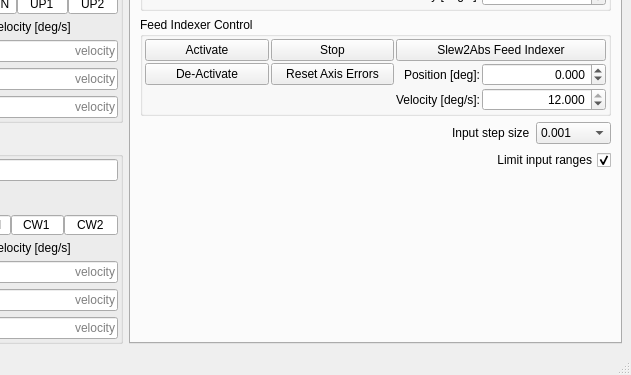
The window that src/ska_mid_disq/ui/dishstructure_mvc.ui (ska-telescope/ska-mid-dish-qualification) describes before a commit, drawn with Qt 5; both pictures show x 569 to 1200 and y 375 to 750 of the 1200 by 750 pixel window.
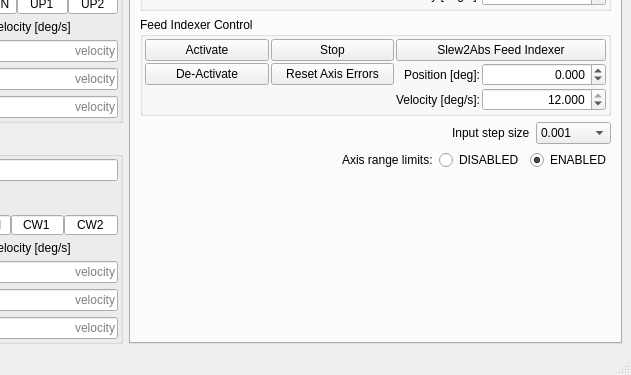
The same window after the commit. The open tabs and pages were chosen to show the change. Custom widgets are drawn as their Qt base class.

Commit message:
WOM-401: Do not trigger slew on axes input spinboxes' up/down clicks
Also changed axis range limit checkbox to radio button to make it
clearer when it's enabled vs disabled, as per dish engineers feedback.

Diff of the .ui file:
```diff
--- a/src/ska_mid_disq/ui/dishstructure_mvc.ui
+++ b/src/ska_mid_disq/ui/dishstructure_mvc.ui
@@ -3461,7 +3461,7 @@
             </widget>
            </item>
            <item row="2" column="3">
-            <widget class="AxisPosSpinBox" name="spinbox_slew_only_azimuth_position">
+            <widget class="QDoubleSpinBox" name="spinbox_slew_only_azimuth_position">
              <property name="sizePolicy">
               <sizepolicy hsizetype="Expanding" vsizetype="Fixed">
                <horstretch>0</horstretch>
@@ -3647,7 +3647,7 @@
             </widget>
            </item>
            <item row="1" column="3">
-            <widget class="AxisPosSpinBox" name="spinbox_slew_only_elevation_position">
+            <widget class="QDoubleSpinBox" name="spinbox_slew_only_elevation_position">
              <property name="sizePolicy">
               <sizepolicy hsizetype="Expanding" vsizetype="Fixed">
                <horstretch>0</horstretch>
@@ -3833,7 +3833,7 @@
             </widget>
            </item>
            <item row="1" column="3">
-            <widget class="AxisPosSpinBox" name="spinbox_slew_only_indexer_position">
+            <widget class="QDoubleSpinBox" name="spinbox_slew_only_indexer_position">
              <property name="sizePolicy">
               <sizepolicy hsizetype="Expanding" vsizetype="Fixed">
                <horstretch>0</horstretch>
@@ -3921,9 +3921,15 @@
           </item>
           <item>
            <widget class="QComboBox" name="combobox_axis_input_step">
+            <property name="enabled">
+             <bool>true</bool>
+            </property>
             <property name="currentIndex">
              <number>3</number>
             </property>
+            <property name="opcua" stdset="0">
+             <string/>
+            </property>
             <item>
              <property name="text">
               <string>1.0</string>
@@ -3959,17 +3965,66 @@
          </layout>
         </item>
         <item>
-         <widget class="QCheckBox" name="checkbox_limit_axis_inputs">
-          <property name="layoutDirection">
-           <enum>Qt::RightToLeft</enum>
-          </property>
-          <property name="text">
-           <string>Limit input ranges</string>
-          </property>
-          <property name="checked">
-           <bool>true</bool>
-          </property>
-         </widget>
+         <layout class="QHBoxLayout" name="horizontalLayout_6">
+          <item>
+           <spacer name="horizontalSpacer_12">
+            <property name="orientation">
+             <enum>Qt::Horizontal</enum>
+            </property>
+            <property name="sizeHint" stdset="0">
+             <size>
+              <width>40</width>
+              <height>20</height>
+             </size>
+            </property>
+           </spacer>
+          </item>
+          <item>
+           <widget class="QLabel" name="label_36">
+            <property name="text">
+             <string>Axis range limits:</string>
+            </property>
+           </widget>
+          </item>
+          <item>
+           <widget class="QRadioButton" name="button_disable_axis_limits">
+            <property name="enabled">
+             <bool>true</bool>
+            </property>
+            <property name="layoutDirection">
+             <enum>Qt::LeftToRight</enum>
+            </property>
+            <property name="text">
+             <string>DISABLED</string>
+            </property>
+            <property name="checked">
+             <bool>false</bool>
+            </property>
+            <property name="opcua" stdset="0">
+             <string/>
+            </property>
+           </widget>
+          </item>
+          <item>
+           <widget class="QRadioButton" name="button_enable_axis_limits">
+            <property name="enabled">
+             <bool>true</bool>
+            </property>
+            <property name="layoutDirection">
+             <enum>Qt::LeftToRight</enum>
+            </property>
+            <property name="text">
+             <string>ENABLED</string>
+            </property>
+            <property name="checked">
+             <bool>true</bool>
+            </property>
+            <property name="opcua" stdset="0">
+             <string/>
+            </property>
+           </widget>
+          </item>
+         </layout>
         </item>
         <item>
          <spacer name="verticalSpacer_3">
@@ -6775,6 +6830,9 @@
            </property>
            <item row="1" column="2">
             <widget class="QPushButton" name="button_set_time_source">
+             <property name="enabled">
+              <bool>true</bool>
+             </property>
              <property name="minimumSize">
               <size>
                <width>0</width>
@@ -6784,6 +6842,9 @@
              <property name="text">
               <string>Set Time Source</string>
              </property>
+             <property name="opcua" stdset="0">
+              <string/>
+             </property>
             </widget>
            </item>
            <item row="1" column="0">
@@ -6817,10 +6878,16 @@
              <property name="opcua_type" stdset="0">
               <string>DscTimeSyncSourceType</string>
              </property>
+             <property name="opcua" stdset="0">
+              <string/>
+             </property>
             </widget>
            </item>
            <item row="1" column="1">
             <widget class="QLineEdit" name="line_edit_ntp_source_addr">
+             <property name="enabled">
+              <bool>true</bool>
+             </property>
              <property name="minimumSize">
               <size>
                <width>0</width>
@@ -6830,6 +6897,9 @@
              <property name="placeholderText">
               <string>0.0.0.0</string>
              </property>
+             <property name="opcua" stdset="0">
+              <string/>
+             </property>
             </widget>
            </item>
            <item row="1" column="3">
@@ -8853,13 +8923,6 @@
    </property>
   </action>
  </widget>
- <customwidgets>
-  <customwidget>
-   <class>AxisPosSpinBox</class>
-   <extends>QDoubleSpinBox</extends>
-   <header>ska_mid_disq.view</header>
-  </customwidget>
- </customwidgets>
  <tabstops>
   <tabstop>button_take_auth</tabstop>
   <tabstop>button_activate</tabstop>
```
The commit also changes 2 other files.
